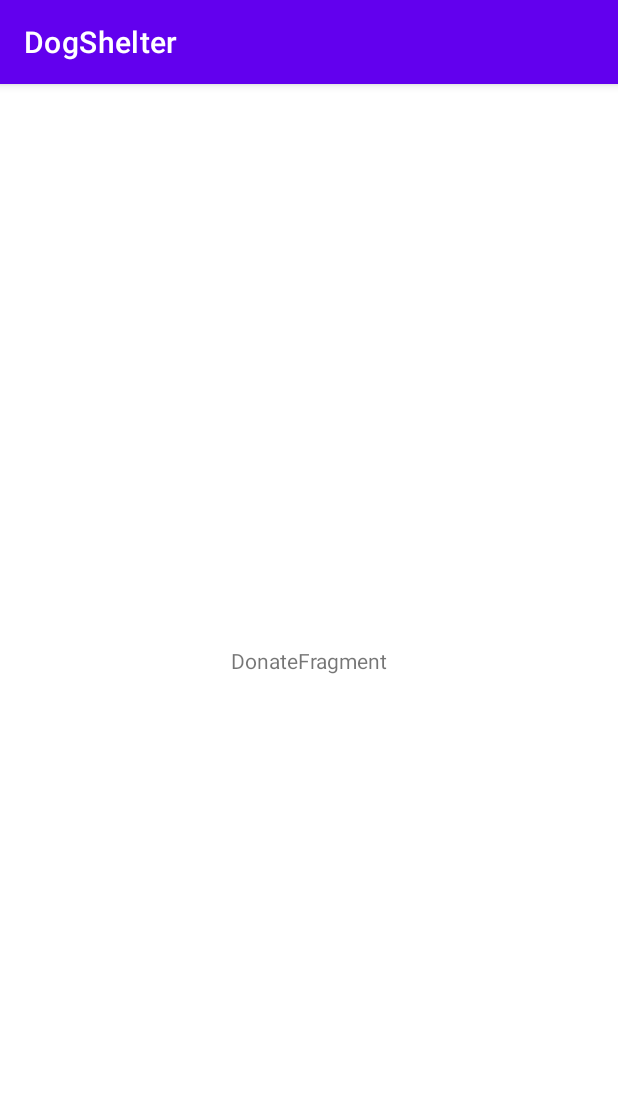
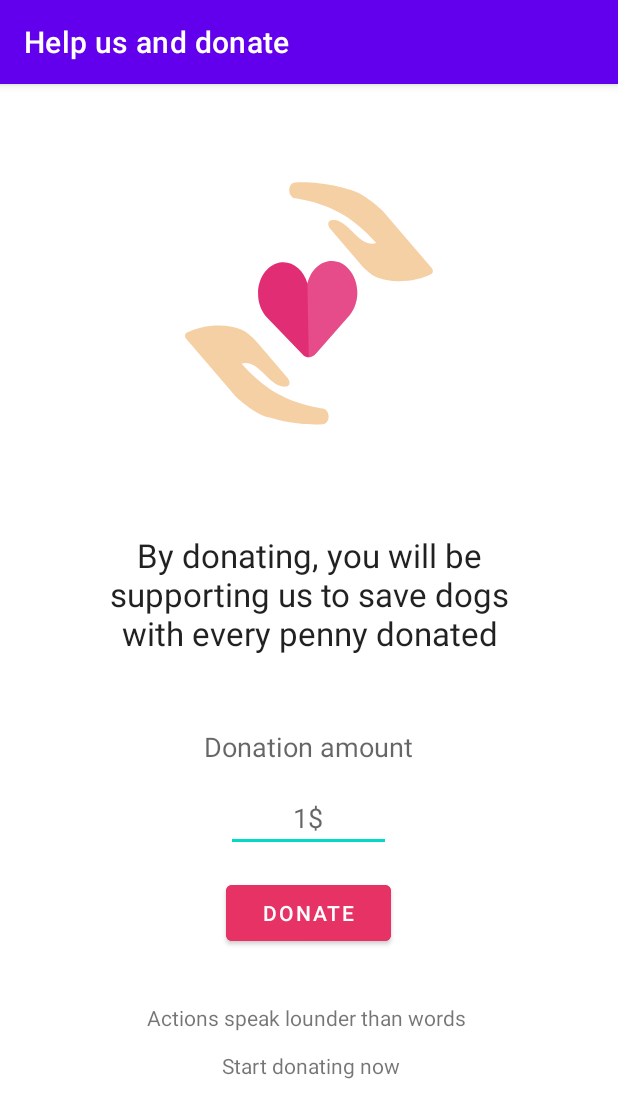
Before and after one commit to Rami-tech/Pawsibilities, an Android app: the DonateActivity screen opened directly, with no data from a screen before it, on a phone screen of 412 x 824 dp. Shown: the top 1118 px of the screen. Run offline under Robolectric (Android 15) with nearby library versions, the phone set to English and light mode, and no system bars.

Commit message:
Added Donate Page

```diff
--- a/app/src/main/java/com/example/dogshelter/DonateActivity.java
+++ b/app/src/main/java/com/example/dogshelter/DonateActivity.java
@@ -17,5 +17,6 @@ public class DonateActivity extends AppCompatActivity {
                     .replace(R.id.container, DonateFragment.newInstance())
                     .commitNow();
         }
+        getSupportActionBar().setTitle("Help us and donate");
     }
 }
--- a/app/src/main/java/com/example/dogshelter/ui/home/VolunteerFragment.java
+++ b/app/src/main/java/com/example/dogshelter/ui/home/VolunteerFragment.java
@@ -1,10 +1,8 @@
 package com.example.dogshelter.ui.home;
 
-import androidx.cardview.widget.CardView;
 import androidx.lifecycle.ViewModelProvider;
 
 import android.app.AlertDialog;
-import android.app.Dialog;
 import android.content.DialogInterface;
 import android.os.Bundle;
 
@@ -19,8 +17,6 @@ import android.view.ViewGroup;
 import android.widget.AdapterView;
 import android.widget.ArrayAdapter;
 import android.widget.Button;
-import android.widget.EditText;
-import android.widget.LinearLayout;
 import android.widget.Spinner;
 import android.widget.TextView;
 
@@ -61,7 +57,7 @@ public class VolunteerFragment extends Fragment {
         super.onViewCreated(view, savedInstanceState);
         submitBtn = getView().findViewById(R.id.volunteerBtn);
         spinner = (Spinner) getView().findViewById(R.id.centerSpinner);
-        phoneNumber = getView().findViewById(R.id.phoneNumber);
+        phoneNumber = getView().findViewById(R.id.donation_amount);
         name = getView().findViewById(R.id.name);
 
         String[] arraySpinner = new String[] {
--- /dev/null
+++ b/app/src/main/res/drawable/ic_help_donate.xml
@@ -0,0 +1,20 @@
+<vector xmlns:android="http://schemas.android.com/apk/res/android"
+    android:width="202.3dp"
+    android:height="199.9dp"
+    android:viewportWidth="202.3"
+    android:viewportHeight="199.9">
+  <path
+      android:pathData="M115.5,171L115.5,171c-0.2,-1.3 -0.7,-2.5 -1.5,-3.3c-0.7,-0.8 -1.6,-1.3 -2.6,-1.4c-7.3,-0.9 -23.4,-3.9 -38.2,-13.1c-5.3,-3.6 -12.7,-9.1 -19.9,-16.6c10.7,-2.9 17.9,11.2 26.3,14.4c2.5,1 6.7,1.5 7.8,-0.6l0,0c0.6,-1.6 -0.1,-2.8 -1,-4.1l-22,-23.9c0,0 -6.2,-6.8 -12.2,-8.8l-0.1,0c0,0 0,0 0,0c0,0 0,0 0,0l0,0l0,0c-4.5,-1.5 -9.2,-2.3 -14,-2.4c-4.4,-0.1 -8.9,0.3 -13.4,1.3c-4.7,1 -8.4,2.5 -10.5,3.4c-1.1,0.5 -1.7,2 -1.1,3.3l0,0c0.2,0.4 0.9,1.1 0.9,1.1l35.1,38.1c0,0 13.7,12.3 24.3,14c6.6,2 13.7,3.3 21,4c7,0.7 13,0.6 16.9,0.4C113.9,176.8 115.9,174 115.5,171z"
+      android:fillColor="#F6D0A5"/>
+  <path
+      android:pathData="M87.4,22.1L87.4,22.1c0.2,1.3 0.7,2.5 1.5,3.3c0.7,0.8 1.6,1.3 2.6,1.4c7.3,0.9 23.4,3.9 38.2,13.1c5.3,3.6 12.7,9.1 19.9,16.6c-10.7,2.9 -17.9,-11.2 -26.3,-14.4c-2.5,-1 -6.7,-1.5 -7.8,0.6l0,0c-0.6,1.6 0.1,2.8 1,4.1l22,23.9c0,0 6.2,6.8 12.2,8.8l0.1,0c0,0 0,0 0,0c0,0 0,0 0,0l0,0l0,0c4.5,1.5 9.2,2.3 14,2.4c4.4,0.1 8.9,-0.3 13.4,-1.3c4.7,-1 8.4,-2.5 10.5,-3.4c1.1,-0.5 1.7,-2 1.1,-3.3l0,0c-0.2,-0.4 -0.9,-1.1 -0.9,-1.1l-35.1,-38.1c0,0 -13.7,-12.3 -24.3,-14c-6.6,-2 -13.7,-3.3 -21,-4c-7,-0.7 -13,-0.6 -16.9,-0.4C89,16.3 87,19 87.4,22.1z"
+      android:fillColor="#F6D0A5"/>
+  <path
+      android:pathData="M136,88c-0.6,-10.9 -8.6,-19.5 -18,-19.6c-8.4,-0.1 -15.4,6.3 -17.6,15c-2.6,-8.6 -9.9,-14.6 -18.2,-14.1c-9.5,0.6 -17,9.6 -17.1,20.5c-0.1,6.5 2.5,12.4 6.5,16.3l0,0l0.1,0.1c0,0 0.1,0.1 0.1,0.1l24.3,23.3l1.5,1.5c1.1,0.8 2.5,1.3 4,1.2c1.4,0 2.8,-0.6 3.9,-1.4l1.5,-1.6l23.2,-24.5c0,0 0.1,-0.1 0.1,-0.1l0.1,-0.1l0,0C134.1,100.5 136.4,94.5 136,88z"
+      android:fillColor="#E12D74"/>
+  <path
+      android:pathData="M136,88c-0.6,-10.9 -8.6,-19.5 -18,-19.6c-8.4,-0.1 -15.4,6.3 -17.6,15c0,-0.1 1.1,48.9 1.1,48.9c0,0 0,0 0.1,0c1.4,0 2.8,-0.6 3.9,-1.4l1.5,-1.6l23.2,-24.5c0,0 0.1,-0.1 0.1,-0.1l0.1,-0.1l0,0C134.1,100.5 136.4,94.5 136,88z"
+      android:strokeAlpha="0.15"
+      android:fillColor="#FFFFFF"
+      android:fillAlpha="0.15"/>
+</vector>
--- a/app/src/main/res/layout/donate_fragment.xml
+++ b/app/src/main/res/layout/donate_fragment.xml
@@ -1,20 +1,105 @@
 <?xml version="1.0" encoding="utf-8"?>
-<androidx.constraintlayout.widget.ConstraintLayout xmlns:android="http://schemas.android.com/apk/res/android"
-    xmlns:app="http://schemas.android.com/apk/res-auto"
-    xmlns:tools="http://schemas.android.com/tools"
-    android:id="@+id/donate"
+
+<ScrollView xmlns:android="http://schemas.android.com/apk/res/android"
+xmlns:app="http://schemas.android.com/apk/res-auto"
+xmlns:tools="http://schemas.android.com/tools"
+android:id="@+id/volunteer"
+tools:context=".ui.home.DonateFragment"
+android:layout_width="match_parent"
+android:layout_height="match_parent"
+android:fillViewport="true"
+>
+
+<androidx.constraintlayout.widget.ConstraintLayout
     android:layout_width="match_parent"
-    android:layout_height="match_parent"
-    tools:context=".ui.home.DonateFragment">
+    android:layout_height="wrap_content">
 
-    <TextView
-        android:id="@+id/message"
-        android:layout_width="wrap_content"
-        android:layout_height="wrap_content"
-        android:text="DonateFragment"
-        app:layout_constraintBottom_toBottomOf="parent"
+    <ImageView
+
+        android:id="@+id/volunteerImg4"
+
+        android:layout_width="199dp"
+
+        android:layout_height="211dp"
+
+        android:layout_marginTop="44dp"
+
+        android:contentDescription="@string/app_name"
+
+        android:padding="5sp"
+
+        android:scaleType="fitXY"
+
+        android:src="@drawable/ic_help_donate"
+        android:visibility="visible"
         app:layout_constraintEnd_toEndOf="parent"
+        app:layout_constraintHorizontal_bias="0.498"
         app:layout_constraintStart_toStartOf="parent"
         app:layout_constraintTop_toTopOf="parent" />
 
+    <TextView
+        android:id="@+id/textView"
+        android:layout_width="300dp"
+        android:layout_height="122dp"
+        android:layout_marginTop="24dp"
+        android:gravity="center"
+        android:text="By donating, you will be supporting us to save dogs with every penny donated"
+        android:textAppearance="@style/TextAppearance.AppCompat.Large"
+        app:layout_constraintEnd_toEndOf="parent"
+        app:layout_constraintStart_toStartOf="parent"
+        app:layout_constraintTop_toBottomOf="@+id/volunteerImg4" />
+
+    <TextView
+        android:id="@+id/textView25"
+        android:layout_width="204dp"
+        android:layout_height="37dp"
+        android:layout_marginTop="28dp"
+        android:gravity="center_horizontal"
+        android:text="Donation amount"
+        android:textAppearance="@style/TextAppearance.AppCompat.Medium"
+        app:layout_constraintEnd_toEndOf="parent"
+        app:layout_constraintHorizontal_bias="0.497"
+        app:layout_constraintStart_toStartOf="parent"
+        app:layout_constraintTop_toBottomOf="@+id/textView" />
+
+    <com.google.android.material.textfield.TextInputEditText
+        android:id="@+id/donation_amount"
+        android:layout_width="wrap_content"
+        android:layout_height="wrap_content"
+        android:gravity="center_horizontal"
+        android:hint="1$"
+        android:inputType="number"
+        android:minWidth="110dp"
+        app:layout_constraintEnd_toEndOf="parent"
+        app:layout_constraintHorizontal_bias="0.498"
+        app:layout_constraintStart_toStartOf="parent"
+        app:layout_constraintTop_toBottomOf="@+id/textView25" />
+
+    <Button
+        android:id="@+id/volunteerBtn"
+        android:layout_width="110dp"
+        android:layout_height="49dp"
+        android:layout_marginTop="16dp"
+        android:backgroundTint="#E63264"
+        android:shadowColor="#DD2F2F"
+        android:text="Donate"
+        app:layout_constraintEnd_toEndOf="parent"
+        app:layout_constraintHorizontal_bias="0.498"
+        app:layout_constraintStart_toStartOf="parent"
+        app:layout_constraintTop_toBottomOf="@+id/donation_amount"
+        app:rippleColor="#F44336" />
+
+    <TextView
+        android:id="@+id/textView23"
+        android:layout_width="343dp"
+        android:layout_height="122dp"
+        android:gravity="center"
+        android:text="Actions speak lounder than words \n\n Start donating now"
+        android:textAppearance="@style/TextAppearance.AppCompat.Small"
+        app:layout_constraintEnd_toEndOf="parent"
+        app:layout_constraintHorizontal_bias="0.495"
+        app:layout_constraintStart_toStartOf="parent"
+        app:layout_constraintTop_toBottomOf="@+id/volunteerBtn" />
+
 </androidx.constraintlayout.widget.ConstraintLayout>
+</ScrollView>
--- a/app/src/main/res/layout/fragment_home.xml
+++ b/app/src/main/res/layout/fragment_home.xml
@@ -38,7 +38,7 @@
 
                 android:layout_height="89dp"
 
-                android:contentDescription="@string/app_name"
+                android:contentDescription="Volunteer"
 
                 android:padding="5sp"
 
@@ -87,19 +87,18 @@
 
                 android:id="@+id/donateImg"
 
-                android:background="@drawable/cirlce_gold"
-
                 android:layout_width="91dp"
 
                 android:layout_height="89dp"
 
-                android:contentDescription="@string/app_name"
+                android:background="@drawable/ic_help_donate"
+
+                android:contentDescription="Donate"
 
                 android:padding="5sp"
 
                 android:scaleType="fitXY"
 
-                android:src="@drawable/ic_baseline_attach_money_24"
 
 
 
@@ -156,7 +155,7 @@
 
                     android:layout_height="89dp"
 
-                    android:contentDescription="@string/app_name"
+                    android:contentDescription="Report"
 
                     android:padding="5sp"
 
@@ -209,7 +208,7 @@
 
                     android:layout_height="89dp"
 
-                    android:contentDescription="@string/app_name"
+                    android:contentDescription="Adopt"
 
                     android:padding="5sp"
 
--- a/app/src/main/res/layout/volunteer_fragment.xml
+++ b/app/src/main/res/layout/volunteer_fragment.xml
@@ -88,7 +88,7 @@
                 app:layout_constraintTop_toBottomOf="@+id/name" />
 
             <com.google.android.material.textfield.TextInputEditText
-                android:id="@+id/phoneNumber"
+                android:id="@+id/donation_amount"
                 android:layout_width="wrap_content"
                 android:layout_height="wrap_content"
                 android:layout_marginTop="4dp"
@@ -134,7 +134,7 @@
                 android:text="Submit"
                 app:layout_constraintEnd_toEndOf="parent"
                 app:layout_constraintStart_toStartOf="parent"
-                app:layout_constraintTop_toBottomOf="@+id/phoneNumber" />
+                app:layout_constraintTop_toBottomOf="@+id/donation_amount" />
 
         </androidx.constraintlayout.widget.ConstraintLayout>
     </ScrollView>
```
